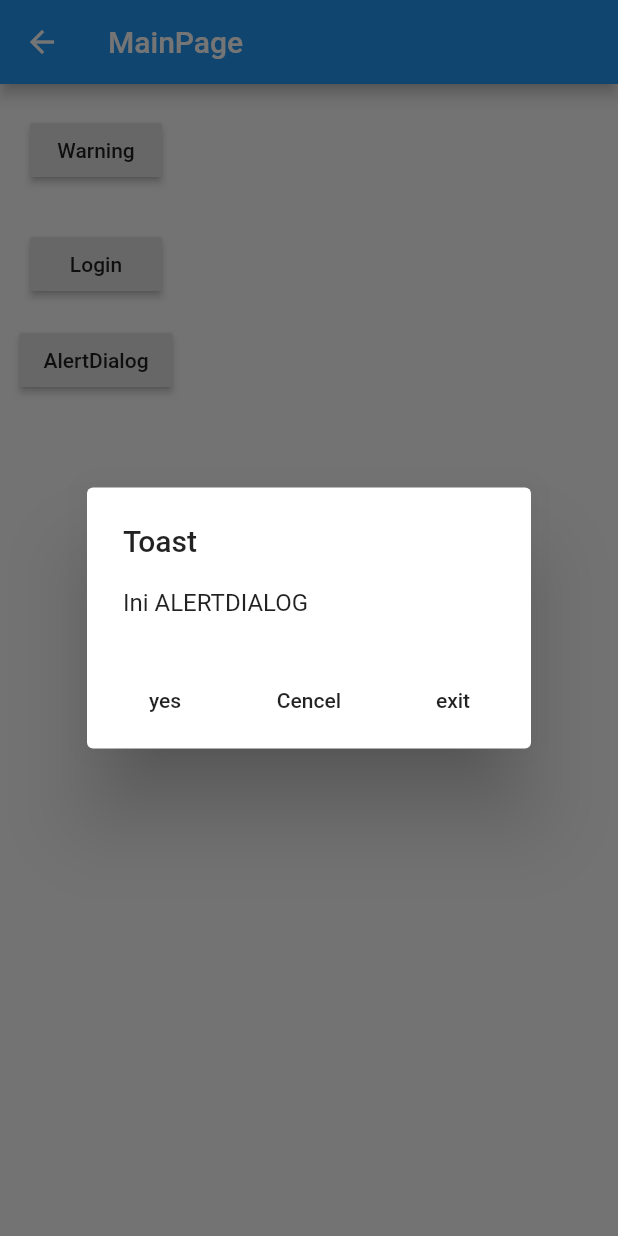
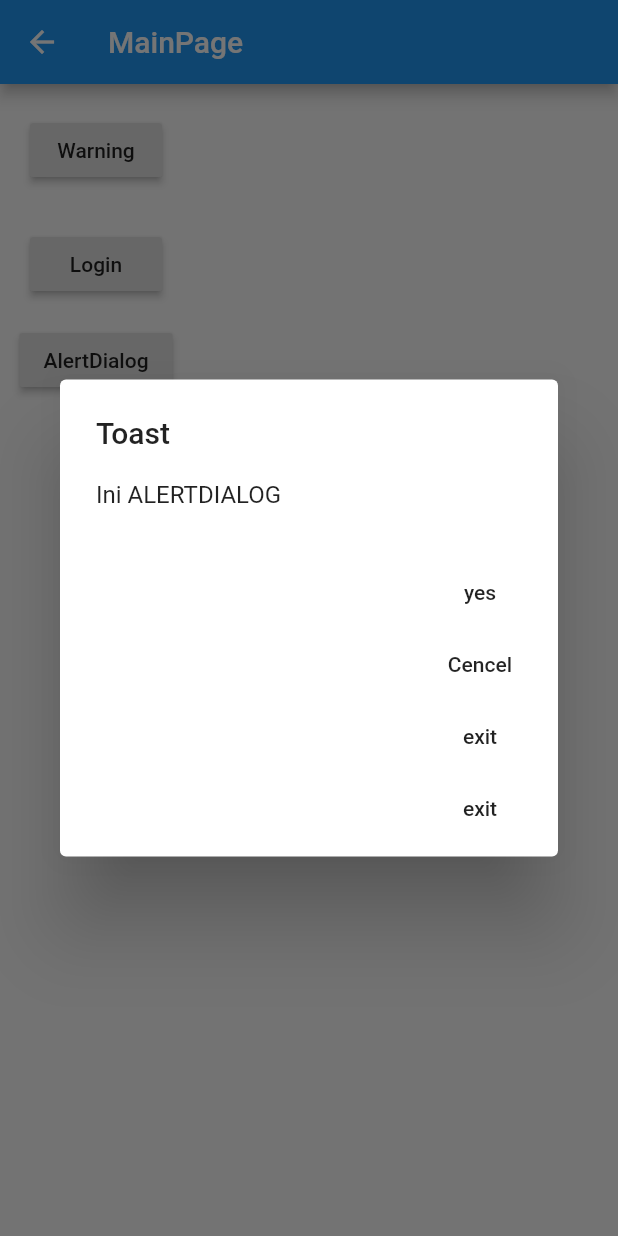
Before and after one commit to Mushabf/Ujicoba, a Flutter app: the MainPage screen opened directly, after a tap on "AlertDialog", on a phone screen of 412 x 824 dp. Run offline on Flutter 3.47's test engine with Material 2 defaults, Android fonts, the phone set to English and light mode, and no system bars; our stand-ins replace fluttertoast.

Commit message:
menambah RaiseButton pada line 67-68

```diff
--- a/lib/main_page.dart
+++ b/lib/main_page.dart
@@ -63,6 +63,8 @@ class MainPage extends StatelessWidget {
                                   FlatButton(
                                       onPressed: () {}, child: Text("Cencel")),
                                   FlatButton(
+                                      onPressed: () {}, child: Text("exit")),
+                                  FlatButton(
                                       onPressed: () {}, child: Text("exit"))
                                 ],
                               ));
```
